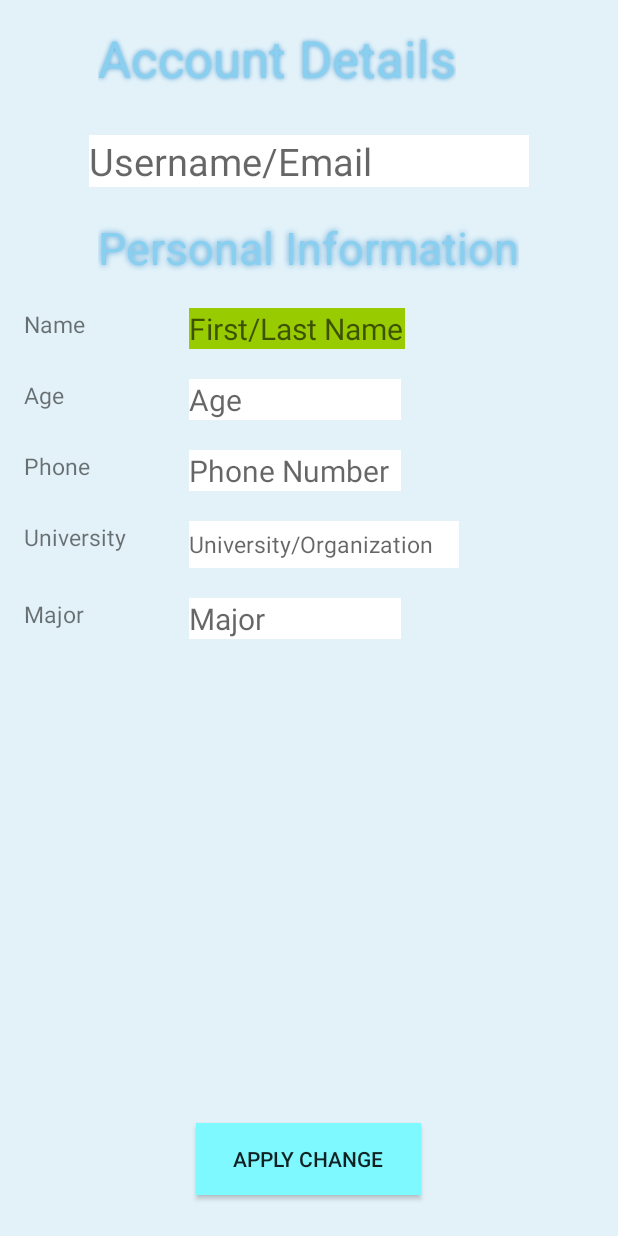
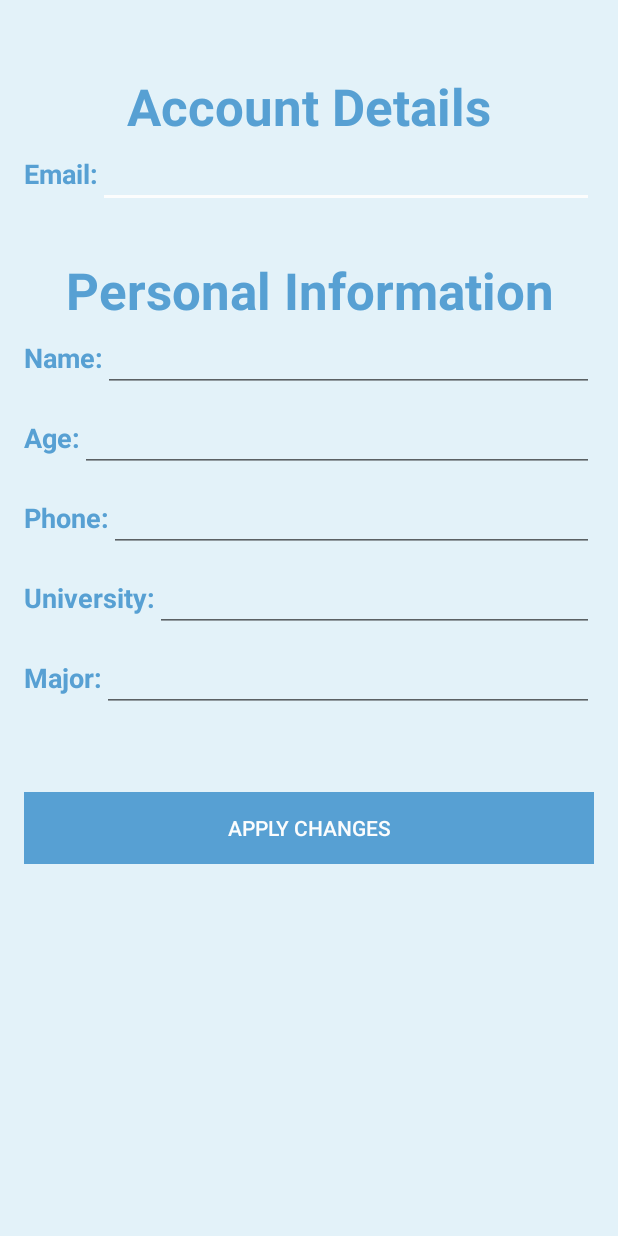
Before and after one commit to benamreview/CSEE5590-Group1-Lab, an Android app: the EditDetailsActivity screen opened directly, with no data from a screen before it, on a phone screen of 412 x 824 dp. Run offline under Robolectric (Android 15) with nearby library versions, the phone set to English and light mode, and no system bars; our stand-ins replace Firebase (no records; nobody signed in at launch, a user with empty details on screens opened directly).

Commit message:
More UI Improvements
Finished edit activity

```diff
--- a/Lab4/CountryApp/app/src/main/java/com/csee5590/lab3/EditDetailsActivity.java
+++ b/Lab4/CountryApp/app/src/main/java/com/csee5590/lab3/EditDetailsActivity.java
@@ -45,7 +45,7 @@ public class EditDetailsActivity extends AppCompatActivity {
         setContentView(R.layout.activity_edit_details);
         Toolbar toolbar = (Toolbar) findViewById(R.id.toolbar);
         setSupportActionBar(toolbar);
-        RunAnimation();
+//        RunAnimation();
         mAuth = FirebaseAuth.getInstance();
         db = FirebaseFirestore.getInstance();
         mApply = (Button)findViewById(R.id.btn_apply);
@@ -227,14 +227,14 @@ public class EditDetailsActivity extends AppCompatActivity {
     /**
      * this function animates the Login title by continuously scaling it back and forth
      */
-    private void RunAnimation()
-    {
-        Animation a = AnimationUtils.loadAnimation(this, R.anim.fade_in);
-        a.reset();
-        TextView tv = (TextView) findViewById(R.id.lbl_Header);
-        tv.clearAnimation();
-        tv.startAnimation(a);
-    }
+//    private void RunAnimation()
+//    {
+//        Animation a = AnimationUtils.loadAnimation(this, R.anim.fade_in);
+//        a.reset();
+//        TextView tv = (TextView) findViewById(R.id.lbl_Header);
+//        tv.clearAnimation();
+//        tv.startAnimation(a);
+//    }
     @Override
     protected void onStart() {
         super.onStart();
--- a/Lab4/CountryApp/app/src/main/res/layout/activity_edit_details.xml
+++ b/Lab4/CountryApp/app/src/main/res/layout/activity_edit_details.xml
@@ -1,193 +1,216 @@
 <?xml version="1.0" encoding="utf-8"?>
-<RelativeLayout xmlns:android="http://schemas.android.com/apk/res/android"
+<android.support.constraint.ConstraintLayout xmlns:android="http://schemas.android.com/apk/res/android"
     xmlns:app="http://schemas.android.com/apk/res-auto"
     xmlns:tools="http://schemas.android.com/tools"
     android:layout_width="match_parent"
     android:layout_height="match_parent"
-    android:paddingBottom="16dp"
-    android:paddingLeft="16dp"
-    android:paddingRight="16dp"
-    android:paddingTop="16dp"
     android:background="#E3F2F9"
     app:layout_behavior="@string/appbar_scrolling_view_behavior"
-    tools:context="com.csee5590.lab3.SignUpActivity">
+    tools:context="com.csee5590.lab3.SignUpActivity" >
+
+    <LinearLayout
+        android:layout_width="match_parent"
+        android:layout_height="match_parent"
+        android:orientation="vertical"
+        android:padding="16dp"
+        app:layout_constraintBottom_toBottomOf="parent"
+        app:layout_constraintEnd_toEndOf="parent"
+        app:layout_constraintStart_toStartOf="parent"
+        app:layout_constraintTop_toTopOf="parent">
 
         <TextView
-        android:id="@+id/textView5"
-        android:layout_width="100dp"
+            android:id="@+id/detailsHeader"
+            android:layout_width="match_parent"
             android:layout_height="wrap_content"
-        android:text="Major"
-        android:layout_alignTop="@+id/txt_major"
-        android:textSize="15sp" />
+            android:text="Account Details"
+            android:textAlignment="center"
+            android:textAppearance="@style/TextAppearance.AppCompat.Display1"
+            android:textColor="@color/colorPrimaryDark"
+            android:textStyle="bold"
+            android:layout_marginTop="32dp"/>
+
+        <LinearLayout
+            android:layout_width="match_parent"
+            android:layout_height="wrap_content"
+            android:orientation="horizontal">
 
             <TextView
-        android:id="@+id/textView4"
-        android:layout_width="100dp"
+                android:id="@+id/emailHint"
+                android:layout_width="wrap_content"
                 android:layout_height="wrap_content"
-        android:layout_alignTop="@+id/txt_phone"
-        android:singleLine="true"
-        android:text="Phone"
-        android:textSize="15sp" />
-
-    <TextView
-        android:id="@+id/textView2"
-        android:layout_width="100dp"
-        android:layout_height="wrap_content"
-        android:layout_alignTop="@+id/txt_university"
-        android:singleLine="true"
-        android:text="University"
-        android:textSize="15sp" />
-
-    <TextView
-        android:id="@+id/textView3"
-        android:layout_width="100dp"
-        android:layout_height="wrap_content"
-        android:layout_alignTop="@+id/txt_age"
-        android:text="Age"
-        android:textSize="15sp" />
+                android:text="Email:"
+                android:textAlignment="center"
+                android:textAppearance="@style/TextAppearance.AppCompat.Medium"
+                android:textColor="@color/colorPrimaryDark"
+                android:textStyle="bold" />
 
             <EditText
                 android:id="@+id/txt_uname"
                 android:layout_width="wrap_content"
                 android:layout_height="wrap_content"
-        android:layout_below="@+id/lbl_Header"
-        android:layout_centerHorizontal="true"
-        android:layout_marginTop="20dp"
-        android:ems="10"
-        android:hint="Username/Email"
-        android:inputType="textEmailAddress"
-        android:textSize="25sp"
-        android:background="@drawable/textview"
-        android:enabled="false"/>
+                android:layout_weight="1"
+                android:inputType="textEmailAddress" />
+
+        </LinearLayout>
 
         <TextView
-        android:id="@+id/lbl_Heading"
+            android:id="@+id/infoHeader"
+            android:layout_width="match_parent"
+            android:layout_height="wrap_content"
+            android:layout_marginTop="32dp"
+            android:text="Personal Information"
+            android:textAlignment="center"
+            android:textAppearance="@style/TextAppearance.AppCompat.Display1"
+            android:textColor="@color/colorPrimaryDark"
+            android:textStyle="bold" />
+
+        <LinearLayout
+            android:layout_width="match_parent"
+            android:layout_height="wrap_content"
+            android:orientation="horizontal">
+
+            <TextView
+                android:id="@+id/nameHint"
                 android:layout_width="wrap_content"
                 android:layout_height="wrap_content"
-        android:layout_below="@+id/txt_uname"
-        android:layout_centerHorizontal="true"
-        android:layout_marginTop="20dp"
-        android:shadowColor="@color/colorPrimaryDark"
-        android:shadowRadius="5"
-        android:singleLine="false"
-        android:text="Personal Information"
-        android:textAppearance="?android:attr/textAppearanceLarge"
-        android:textColor="@color/colorPrimary"
-        android:textSize="30sp" />
+                android:text="Name:"
+                android:textAlignment="center"
+                android:textAppearance="@style/TextAppearance.AppCompat.Medium"
+                android:textColor="@color/colorPrimaryDark"
+                android:textStyle="bold" />
 
             <EditText
                 android:id="@+id/txt_name"
-        android:layout_width="144dp"
+                android:layout_width="wrap_content"
                 android:layout_height="wrap_content"
-        android:layout_below="@+id/lbl_Heading"
-        android:layout_marginLeft="90dp"
-        android:layout_marginStart="110dp"
-        android:layout_marginTop="20dp"
-        android:background="@drawable/textview"
-        android:ems="10"
-        android:hint="First/Last Name"
-        android:inputType="textPersonName"
-        android:textSize="20sp" />
+                android:layout_weight="1"
+                android:inputType="textEmailAddress" />
+
+        </LinearLayout>
+
+        <LinearLayout
+            android:layout_width="match_parent"
+            android:layout_height="wrap_content"
+            android:orientation="horizontal"
+            android:layout_marginTop="8dp">
+
+            <TextView
+                android:id="@+id/ageHint"
+                android:layout_width="wrap_content"
+                android:layout_height="wrap_content"
+                android:text="Age:"
+                android:textAlignment="center"
+                android:textAppearance="@style/TextAppearance.AppCompat.Medium"
+                android:textColor="@color/colorPrimaryDark"
+                android:textStyle="bold" />
 
             <EditText
                 android:id="@+id/txt_age"
-        android:layout_width="141dp"
+                android:layout_width="wrap_content"
                 android:layout_height="wrap_content"
-        android:layout_below="@+id/txt_name"
-        android:layout_marginLeft="90dp"
-        android:layout_marginStart="110dp"
-        android:layout_marginTop="20dp"
-        android:background="@drawable/textview"
-        android:ems="10"
-        android:hint="Age"
-        android:inputType="number"
-        android:textSize="20sp" />
+                android:layout_weight="1"
+                android:inputType="textEmailAddress" />
+
+        </LinearLayout>
+
+        <LinearLayout
+            android:layout_width="match_parent"
+            android:layout_height="wrap_content"
+            android:orientation="horizontal"
+            android:layout_marginTop="8dp">
+
+            <TextView
+                android:id="@+id/phoneHint"
+                android:layout_width="wrap_content"
+                android:layout_height="wrap_content"
+                android:text="Phone:"
+                android:textAlignment="center"
+                android:textAppearance="@style/TextAppearance.AppCompat.Medium"
+                android:textColor="@color/colorPrimaryDark"
+                android:textStyle="bold" />
 
             <EditText
                 android:id="@+id/txt_phone"
-        android:layout_width="141dp"
+                android:layout_width="wrap_content"
                 android:layout_height="wrap_content"
-        android:layout_below="@+id/txt_age"
-        android:layout_marginLeft="90dp"
-        android:layout_marginStart="110dp"
-        android:layout_marginTop="20dp"
-        android:background="@drawable/textview"
-        android:ems="10"
-        android:hint="Phone Number"
-        android:inputType="phone"
-        android:textSize="20sp" />
+                android:layout_weight="1"
+                android:inputType="textEmailAddress" />
+
+        </LinearLayout>
+
+        <LinearLayout
+            android:layout_width="match_parent"
+            android:layout_height="wrap_content"
+            android:orientation="horizontal"
+            android:layout_marginTop="8dp">
+
+            <TextView
+                android:id="@+id/univHint"
+                android:layout_width="wrap_content"
+                android:layout_height="wrap_content"
+                android:text="University:"
+                android:textAlignment="center"
+                android:textAppearance="@style/TextAppearance.AppCompat.Medium"
+                android:textColor="@color/colorPrimaryDark"
+                android:textStyle="bold" />
 
             <EditText
                 android:id="@+id/txt_university"
                 android:layout_width="wrap_content"
-        android:layout_height="31dp"
-        android:layout_below="@+id/txt_phone"
-        android:layout_marginLeft="110dp"
-        android:layout_marginStart="110dp"
-        android:layout_marginTop="20dp"
-        android:background="@drawable/textview"
-        android:ems="10"
-        android:hint="University/Organization"
-        android:inputType="textCapSentences"
-        android:textSize="15sp" />
+                android:layout_height="wrap_content"
+                android:layout_weight="1"
+                android:inputType="textEmailAddress" />
+
+        </LinearLayout>
+
+        <LinearLayout
+            android:layout_width="match_parent"
+            android:layout_height="wrap_content"
+            android:orientation="horizontal"
+            android:layout_marginTop="8dp">
+
+            <TextView
+                android:id="@+id/majorHint"
+                android:layout_width="wrap_content"
+                android:layout_height="wrap_content"
+                android:text="Major:"
+                android:textAlignment="center"
+                android:textAppearance="@style/TextAppearance.AppCompat.Medium"
+                android:textColor="@color/colorPrimaryDark"
+                android:textStyle="bold" />
 
             <EditText
                 android:id="@+id/txt_major"
-        android:layout_width="141dp"
-        android:layout_height="wrap_content"
-        android:layout_below="@+id/txt_university"
-        android:layout_marginLeft="90dp"
-        android:layout_marginStart="110dp"
-        android:layout_marginTop="20dp"
-        android:background="@drawable/textview"
-        android:ems="10"
-        android:hint="Major"
-        android:inputType="textCapSentences"
-        android:textSize="20sp" />
-
-    <Button
-        android:id="@+id/btn_apply"
-        android:layout_width="150dp"
-        android:layout_height="wrap_content"
-        android:layout_alignParentBottom="true"
-        android:layout_centerHorizontal="true"
-        android:layout_marginBottom="11dp"
-        android:background="@drawable/new_button2"
-        android:text="Apply Change" />
-
-    <TextView
-        android:id="@+id/lbl_Header"
                 android:layout_width="wrap_content"
                 android:layout_height="wrap_content"
-        android:layout_centerHorizontal="true"
-        android:shadowColor="@color/colorPrimaryDark"
-        android:shadowRadius="5"
-        android:singleLine="false"
-        android:text="Account Details"
-        android:textAppearance="?android:attr/textAppearanceLarge"
-        android:textColor="@color/colorPrimary"
-        android:textSize="40sp" />
+                android:layout_weight="1"
+                android:inputType="textEmailAddress" />
+
+        </LinearLayout>
 
         <TextView
             android:id="@+id/lbl_Error"
-        android:layout_width="wrap_content"
+            android:layout_width="match_parent"
             android:layout_height="wrap_content"
+            android:textAlignment="center"
             android:layout_above="@+id/btn_signup"
-        android:layout_marginBottom="10dp"
             android:layout_centerHorizontal="true"
             android:singleLine="false"
             android:text="Invalid Username/Password!"
             android:textAppearance="?android:attr/textAppearanceMedium"
             android:textColor="#e12c2c"
             android:textSize="15sp"
-        android:visibility="invisible" />
+            android:visibility="invisible"
+            android:layout_marginTop="16dp"/>
 
-    <TextView
-        android:id="@+id/textView"
-        android:layout_width="100dp"
+                <Button
+                    android:id="@+id/btn_apply"
+                    style="@style/Widget.AppCompat.Button.Borderless"
+                    android:layout_width="match_parent"
                     android:layout_height="wrap_content"
-        android:layout_alignTop="@+id/txt_name"
-        android:text="Name"
-        android:textSize="15sp" />
-
-</RelativeLayout>
+                    android:background="@color/colorPrimaryDark"
+                    android:text="Apply Changes"
+                    android:textColor="@color/colorAccent"
+                    android:layout_marginTop="16dp"/>
+            </LinearLayout>
+        </android.support.constraint.ConstraintLayout>
--- a/Lab4/CountryApp/app/src/main/res/layout/activity_login.xml
+++ b/Lab4/CountryApp/app/src/main/res/layout/activity_login.xml
@@ -25,13 +25,4 @@
 
     <include layout="@layout/content_login" />
 
-    <android.support.design.widget.FloatingActionButton
-        android:id="@+id/fab"
-        android:layout_width="wrap_content"
-        android:layout_height="wrap_content"
-        android:layout_gravity="bottom|end"
-        android:layout_margin="@dimen/fab_margin"
-        android:src="@android:drawable/ic_dialog_email"
-        app:backgroundTint="@android:color/holo_red_dark" />
-
 </android.support.design.widget.CoordinatorLayout>
```
Lines whose indentation alone changed are shown as unchanged.
